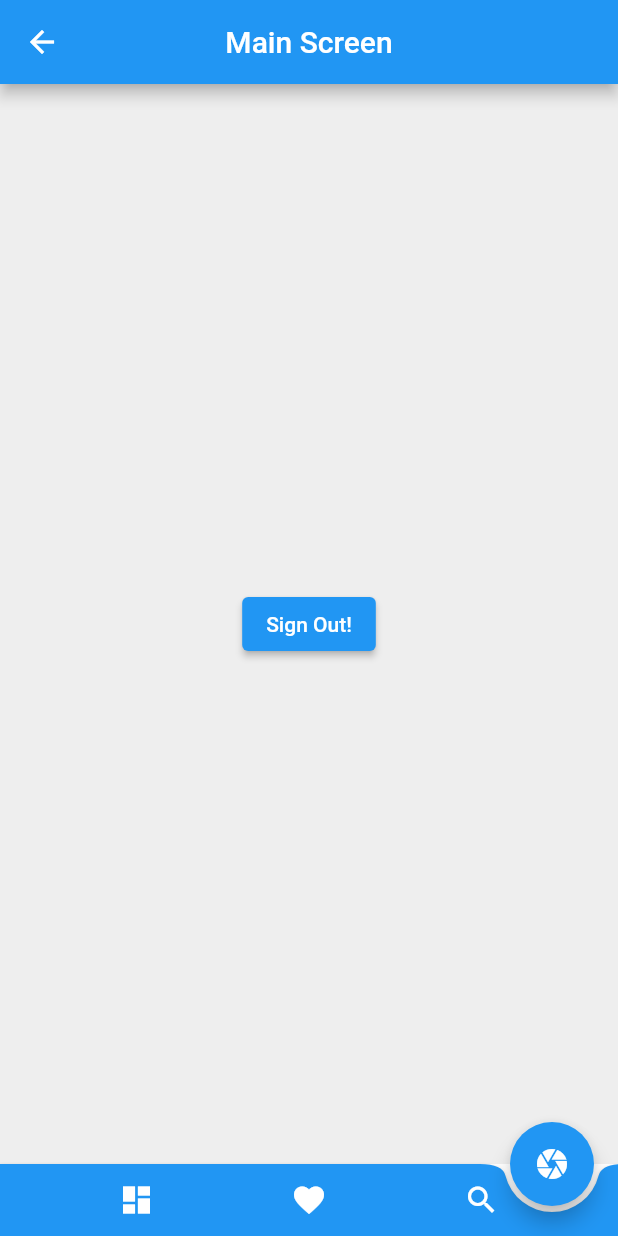
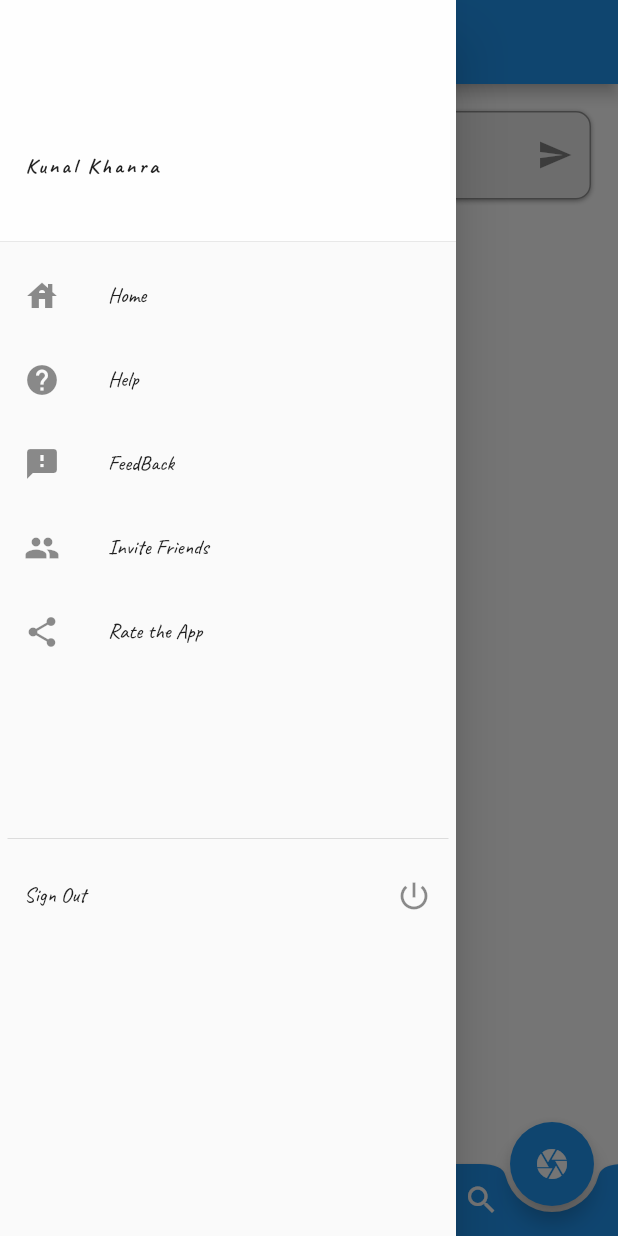
Before and after one commit to deep0711/BEProject-ISEAR-1, a Flutter app: the UserMainScreen screen opened by its route, with the side drawer open (before the commit the screen has no drawer), on a phone screen of 412 x 824 dp. Run offline on Flutter 3.47's test engine with Material 2 defaults, Android fonts, the phone set to English and light mode, and no system bars; our stand-ins replace firebase_auth, firebase_core, google_fonts, google_sign_in, image_picker, permission_handler; accounts and stored records are empty.

Commit message:
Dawer navigation

```diff
--- a/lib/Authentication/firebase_authentication.dart
+++ b/lib/Authentication/firebase_authentication.dart
@@ -32,23 +32,20 @@ class FireBaseAuthHelper {
   }
 
   /// SignIn User With Email and Password
-  static Future<User?> signInUsingEmailPassword({
+  static Future<String> signInUsingEmailPassword({
     required String email,
     required String password
   }) async {
-
     FirebaseAuth firebaseAuth = FirebaseAuth.instance;
-    User? user;
-
     try {
-      UserCredential userCredential = await firebaseAuth
-          .signInWithEmailAndPassword(email: email, password: password);
-      user = userCredential.user;
+      await firebaseAuth.signInWithEmailAndPassword(email: email, password: password);
     } on FirebaseAuthException catch (err) {
-      //
+        return err.message.toString();
+    } catch (e) {
+      return "Unknown Error";
     }
 
-    return user;
+    return "Successfully Signed In";
   }
 
   // Google Sign In User
--- /dev/null
+++ b/lib/Components/drawer.dart
@@ -0,0 +1,139 @@
+import 'package:be_isear/Authentication/firebase_authentication.dart';
+import 'package:firebase_auth/firebase_auth.dart';
+import 'package:flutter/cupertino.dart';
+import 'package:flutter/material.dart';
+import 'package:google_fonts/google_fonts.dart';
+
+class CustomDrawer extends StatelessWidget {
+
+  CustomDrawer({ Key? key }) : super(key: key);
+  final User user = FirebaseAuth.instance.currentUser as User;
+
+  Widget getUSerAccountsDrawerHeader() {
+
+    String userEmail = user.email as String;
+    if(user.photoURL == null) {
+      return UserAccountsDrawerHeader(
+        accountEmail: Text(
+          userEmail,
+          style: GoogleFonts.caveat(
+            letterSpacing: 2.0,
+            textStyle: const TextStyle(
+              fontWeight: FontWeight.bold
+            )
+          ),
+        ),
+        accountName: Text(
+          'Kunal Khanra',
+          style: GoogleFonts.caveat(
+            letterSpacing: 2.0,
+            textStyle: const TextStyle(
+              fontWeight: FontWeight.bold
+            )
+          ),
+        ),
+        decoration: const BoxDecoration(
+          color: Colors.white70
+        ),
+      );
+    } else {
+      String photoURL = user.photoURL as String;
+      String displayName = user.displayName as String;
+      return UserAccountsDrawerHeader(
+        currentAccountPicture: CircleAvatar(
+          backgroundImage: NetworkImage(photoURL),
+        ),
+        accountEmail: Text(
+          userEmail,
+          style: GoogleFonts.caveat(
+            letterSpacing: 2.0,
+            textStyle: const TextStyle(
+              fontWeight: FontWeight.bold
+            )
+          ),
+        ),
+        accountName: Text(
+          displayName,
+          style: GoogleFonts.caveat(
+            letterSpacing: 2.0,
+            textStyle: const TextStyle(
+              fontWeight: FontWeight.bold
+            )
+          ),
+        ),
+        decoration: const BoxDecoration(
+          color: Colors.white70
+        ),
+      );
+    }
+  }
+
+  @override
+  Widget build(BuildContext context) {
+    return Drawer(
+      child: ListView(
+        padding: EdgeInsets.zero,
+        children: [
+          getUSerAccountsDrawerHeader(),
+          ListTile(
+            leading: const Icon(Icons.house),
+            title: Text(
+              'Home',
+              style: GoogleFonts.caveat(),
+            ),
+            onTap: () {},
+          ),
+          ListTile(
+            leading: const Icon(Icons.help),
+            title: Text(
+              'Help',
+              style: GoogleFonts.caveat(),
+            ),
+            onTap: () {},
+          ),
+          ListTile(
+            leading: const Icon(Icons.feedback),
+            title: Text(
+              'FeedBack',
+              style: GoogleFonts.caveat(),
+            ),
+            onTap: () {},
+          ),
+          ListTile(
+            leading: const Icon(Icons.people),
+            title: Text(
+              'Invite Friends',
+              style: GoogleFonts.caveat(),
+            ),
+            onTap: () {},
+          ),
+          ListTile(
+            leading: const Icon(Icons.share),
+            title: Text(
+              'Rate the App',
+              style: GoogleFonts.caveat(),
+            ),
+            onTap: () {},
+          ),
+          const SizedBox(height: 100),
+          const Divider(
+            height: 20.0,
+            indent: 5.0,
+            endIndent: 5.0,
+          ),
+          ListTile(
+            trailing: const Icon(Icons.power_settings_new_outlined),
+            title: Text(
+              'Sign Out',
+              style: GoogleFonts.caveat(),
+            ),
+            onTap: () async {
+              await FireBaseAuthHelper.signOutuser();
+              Navigator.of(context).pushNamedAndRemoveUntil('/login', (Route<dynamic> route) => false);
+            },
+          )
+        ],
+      ),
+    );
+  }
+}
--- /dev/null
+++ b/lib/Components/search_bar.dart
@@ -0,0 +1,65 @@
+import 'package:flutter/cupertino.dart';
+import 'package:flutter/material.dart';
+import 'package:google_fonts/google_fonts.dart';
+
+class SearchBar extends StatefulWidget {
+  const SearchBar({ Key? key }) : super(key: key);
+
+  @override
+  _SearchBarState createState() => _SearchBarState();
+}
+
+class _SearchBarState extends State<SearchBar> {
+  @override
+  Widget build(BuildContext context) {
+    return Padding(
+      padding: const EdgeInsets.all(8.0),
+      child: Container(
+        decoration: BoxDecoration(
+          color: Colors.grey.shade200,
+          shape: BoxShape.rectangle,
+          borderRadius: BorderRadius.circular(10),
+          boxShadow: const [
+            BoxShadow(
+              color: Colors.grey,
+              offset: Offset(0.0, 1.0),
+              blurRadius: 2.0
+            )
+          ]
+        ),
+        child: Center(
+          child: TextField(
+            decoration: InputDecoration(
+              border: const OutlineInputBorder(
+                borderRadius: BorderRadius.all(Radius.circular(10))
+              ),
+              label: Text.rich(
+                TextSpan(
+                  children: <InlineSpan>[
+                    WidgetSpan(
+                      child: Text(
+                        'Search Anything !!!',
+                        style: GoogleFonts.caveat(
+                          letterSpacing: 2.0,
+                          textStyle: const TextStyle(
+                            fontSize: 20.0,
+                            fontWeight: FontWeight.bold
+                          )
+                        ),
+                      )
+                    )
+                  ]
+                )
+              ),
+              prefixIcon: IconButton(
+                icon: const Icon(Icons.search_outlined),
+                onPressed: () {},
+              ),
+              suffixIcon: const Icon(Icons.send)
+            ),
+          )
+        ),
+      ),
+    );
+  }
+}
--- a/lib/Screens/Login/login_user.dart
+++ b/lib/Screens/Login/login_user.dart
@@ -24,13 +24,22 @@ class _LoginUser extends State<LoginUser> {
   }
 
   //Login user with his / her Email Id
-  void loginUser(String email , String password) async {
+  void loginUser({required String email , required String password ,required BuildContext context}) async {
     //using Static Function of FireBaseAuthHelper Class
-    User? user = await FireBaseAuthHelper.signInUsingEmailPassword(
-      email: email
-      password: password);
+    final String status = await FireBaseAuthHelper.signInUsingEmailPassword(
+      email: email,
+      password: password
+    );
 
-    if(user != null) {
+    ScaffoldMessenger.of(context).showSnackBar(
+        SnackBar(
+          content: Text(status),
+          backgroundColor: Colors.black,
+        ),
+    );
+    // ignore: avoid_print
+    print(status);
+    if(status == "Successfully Signed In") {
       //If user is Successfully SignedIn
       //Remove all Routes in the Stack and take him to User Screen
       Navigator.pushReplacementNamed(context , '/userScreen');
@@ -96,7 +105,7 @@ class _LoginUser extends State<LoginUser> {
                       style: ElevatedButton.styleFrom(elevation: 2.0),
                       onPressed: () async {
                         //Call LoginUser Function for Signing In the User
-                        loginUser(_emailController.text, _passwordController.text);
+                        loginUser(email: _emailController.text, password: _passwordController.text, context: context);
                       },
                       child: const Text(
                         'Login',
--- /dev/null
+++ b/lib/User/User Dashboard/user_dashboard.dart
@@ -0,0 +1,32 @@
+import 'package:be_isear/Components/search_bar.dart';
+import 'package:flutter/cupertino.dart';
+import 'package:flutter/material.dart';
+import 'package:flutter/widgets.dart';
+
+class UserDashboard extends StatefulWidget {
+  const UserDashboard({ Key? key }) : super(key: key);
+
+  @override
+  _UserDashboardState createState() => _UserDashboardState();
+}
+
+class _UserDashboardState extends State<UserDashboard> {
+
+
+  @override
+  Widget build(BuildContext context) {
+    return Scaffold(
+      body: Padding(
+        padding: const EdgeInsets.all(10.0),
+        child: Container(
+          color: Colors.white,
+          child: Column(
+            children: const <Widget>[
+              SearchBar()
+            ],
+          ),
+        ),
+      )
+    );
+  }
+}
--- a/lib/User/render_armodel_screen.dart
+++ b/lib/User/render_armodel_screen.dart
@@ -3,6 +3,7 @@ import 'package:flutter/cupertino.dart';
 import 'package:flutter/material.dart';
 import 'package:google_fonts/google_fonts.dart';
 import 'package:image_picker/image_picker.dart';
+import 'package:permission_handler/permission_handler.dart';
 
 class RenderArModelScreen extends StatefulWidget {
   final bool cameraPermission; // True if the user has provided Camera Permission, else False
@@ -15,12 +16,6 @@ class RenderArModelScreen extends StatefulWidget {
 
 class _RenderArModelScreenState extends State<RenderArModelScreen> {
   //On basis of cameraPermission render different Bodies
-  @override
-  void initState() {
-    // ignore: avoid_print
-    print(widget.pickedImage!.path);
-    super.initState();
-  }
 
   @override
   Widget build(BuildContext context) {
@@ -45,8 +40,27 @@ class _RenderArModelScreenState extends State<RenderArModelScreen> {
               )
             )
             :
-            const Center(
-              child: Text('Permission Denied'),
+            Center(
+              child: Column(
+                mainAxisAlignment: MainAxisAlignment.center,
+                children: [
+                  const Text('Permission Denied'),
+                  TextButton(
+                    onPressed: () async {
+                      await openAppSettings();
+                    },
+                    child: Text(
+                      'Open Settings',
+                      style: GoogleFonts.caveat(
+                        textStyle: const TextStyle(
+                          fontSize: 30.0,
+                          letterSpacing: 2.0
+                        )
+                      ),
+                    )
+                  )
+                ],
+              ),
             ),
       );
   }
--- a/lib/User/user_main_screen.dart
+++ b/lib/User/user_main_screen.dart
@@ -1,6 +1,8 @@
 
+import 'package:be_isear/Components/drawer.dart';
+import 'package:be_isear/User/User%20Dashboard/user_dashboard.dart';
+import 'package:google_fonts/google_fonts.dart';
 import 'package:image_picker/image_picker.dart';
-import 'package:be_isear/Authentication/firebase_authentication.dart';
 import 'package:be_isear/User/render_armodel_screen.dart';
 import 'package:flutter/cupertino.dart';
 import 'package:flutter/material.dart';
@@ -54,30 +56,31 @@ class _UserMainScreenState extends State<UserMainScreen> {
   Widget build(BuildContext context) {
     return Scaffold(
       appBar: AppBar(
-        title: const Text('Main Screen'),
-        centerTitle: true,
-        titleSpacing: 2.0,
-        bottomOpacity: 2.0,
+        title: Text(
+          'ISEAR',
+          style: GoogleFonts.caveat(
+            letterSpacing: 3.0,
+            textStyle: const TextStyle(
+              fontSize: 20,
+              fontWeight: FontWeight.bold
+            )
+          ),
+        )
       ),
       body: PageView(
         controller: pageController,
         children:<Widget> [
           Container(
             color: Colors.grey.shade200,
-            child: Center(
-              child: ElevatedButton(
-                onPressed: () async {
-                  await FireBaseAuthHelper.signOutuser();
-                  Navigator.of(context).pushNamedAndRemoveUntil('/login', (Route<dynamic> route) => false);
-                },
-                child: const Text('Sign Out!'),
-              ),
-            ),
+            child: const UserDashboard()
           ),
           Container(
-            color: Colors.amber,
-            child: const Center(
-              child: Text('Second Page'),
+            color: Colors.white,
+            child:  Center(
+              child: Text(
+                'User Dashboard',
+                style: GoogleFonts.caveat(),
+              )
             ),
           ),
           Container(
@@ -94,10 +97,12 @@ class _UserMainScreenState extends State<UserMainScreen> {
           bool? permissionGranted = await askCameraPermissionFromUser();
           if( permissionGranted != null &&  permissionGranted) {
             await selectFromCamera();
-            Navigator.push(
-              context,
-              MaterialPageRoute(builder: (context) => RenderArModelScreen(cameraPermission: true , pickedImage: cameraFile))
-            );
+            if(cameraFile != null) {
+              Navigator.push(
+                context,
+                MaterialPageRoute(builder: (context) => RenderArModelScreen(cameraPermission: true , pickedImage: cameraFile))
+              );
+            }
           } else {
             Navigator.push(
               context,
@@ -107,6 +112,7 @@ class _UserMainScreenState extends State<UserMainScreen> {
         },
         child: const Icon(Icons.camera),
       ),
+      drawer: CustomDrawer(),
       floatingActionButtonLocation: _fabLocation,
       bottomNavigationBar: BottomAppBar(
         elevation: 1,
```
Also changed, not shown: Assets/searching.png (added).
